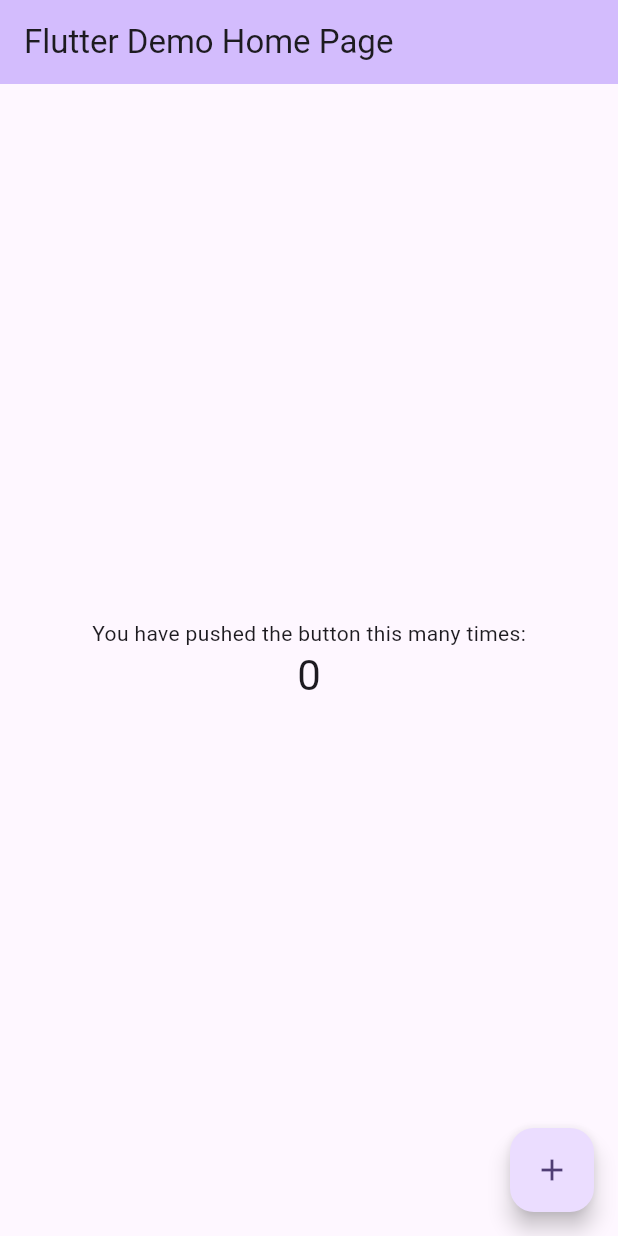
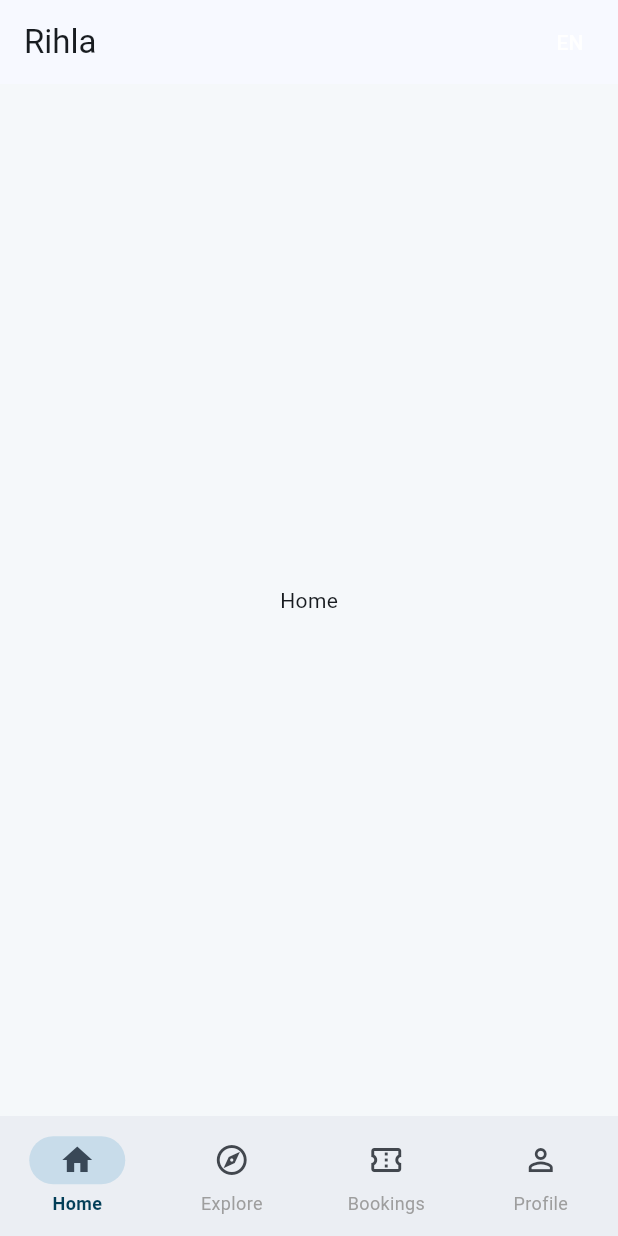
Before and after one commit to MohamedAbdElwahabOka/rihla_demo, a Flutter app: the screen it shows after launch, on a phone screen of 412 x 824 dp. Run offline on Flutter 3.47's test engine with Material 3 defaults, Android fonts, the phone set to English and light mode, and no system bars.

Commit message:
feat: app shell, routing, locale switching
Removes the default counter-app smoke test (test/widget_test.dart), which
referenced the now-replaced MyApp class. Per the approved design, this demo
has no automated test suite; verification is compile + on-device review.

```diff
--- a/lib/main.dart
+++ b/lib/main.dart
@@ -1,123 +1,45 @@
 import 'package:flutter/material.dart';
+import 'package:flutter_localizations/flutter_localizations.dart';
+import 'l10n/app_localizations.dart';
+import 'theme.dart';
+import 'routes.dart';
 
-void main() {
-  runApp(const MyApp());
+void main() => runApp(const RihlaApp());
+
+/// Root widget. Owns the active [Locale] so any screen can switch the app
+/// language via `RihlaApp.of(context).setLocale(...)` — this is the only
+/// piece of state that lives above the route tree (SRS: EN/DE/RU switching).
+class RihlaApp extends StatefulWidget {
+  const RihlaApp({super.key});
+
+  // ignore: library_private_types_in_public_api
+  static _RihlaAppState of(BuildContext context) => context.findAncestorStateOfType<_RihlaAppState>()!;
+
+  @override
+  State<RihlaApp> createState() => _RihlaAppState();
 }
 
-class MyApp extends StatelessWidget {
-  const MyApp({super.key});
+class _RihlaAppState extends State<RihlaApp> {
+  Locale _locale = const Locale('en');
 
-  // This widget is the root of your application.
+  void setLocale(Locale locale) => setState(() => _locale = locale);
+
   @override
   Widget build(BuildContext context) {
     return MaterialApp(
+      title: 'Rihla',
       debugShowCheckedModeBanner: false,
-      title: 'Flutter Demo',
-      theme: ThemeData(
-        // This is the theme of your application.
-        //
-        // TRY THIS: Try running your application with "flutter run". You'll see
-        // the application has a purple toolbar. Then, without quitting the app,
-        // try changing the seedColor in the colorScheme below to Colors.green
-        // and then invoke "hot reload" (save your changes or press the "hot
-        // reload" button in a Flutter-supported IDE, or press "r" if you used
-        // the command line to start the app).
-        //
-        // Notice that the counter didn't reset back to zero; the application
-        // state is not lost during the reload. To reset the state, use hot
-        // restart instead.
-        //
-        // This works for code too, not just values: Most code changes can be
-        // tested with just a hot reload.
-        colorScheme: .fromSeed(seedColor: Colors.deepPurple),
-      ),
-      home: const MyHomePage(title: 'Flutter Demo Home Page'),
+      theme: buildRihlaTheme(),
+      locale: _locale,
+      localizationsDelegates: const [
+        ...AppLocalizations.localizationsDelegates,
+        GlobalMaterialLocalizations.delegate,
+        GlobalWidgetsLocalizations.delegate,
+        GlobalCupertinoLocalizations.delegate,
+      ],
+      supportedLocales: AppLocalizations.supportedLocales,
+      initialRoute: Routes.splash,
+      routes: appRoutes,
     );
   }
 }
-
-class MyHomePage extends StatefulWidget {
-  const MyHomePage({super.key, required this.title});
-
-  // This widget is the home page of your application. It is stateful, meaning
-  // that it has a State object (defined below) that contains fields that affect
-  // how it looks.
-
-  // This class is the configuration for the state. It holds the values (in this
-  // case the title) provided by the parent (in this case the App widget) and
-  // used by the build method of the State. Fields in a Widget subclass are
-  // always marked "final".
-
-  final String title;
-
-  @override
-  State<MyHomePage> createState() => _MyHomePageState();
-}
-
-class _MyHomePageState extends State<MyHomePage> {
-  int _counter = 0;
-
-  void _incrementCounter() {
-    setState(() {
-      // This call to setState tells the Flutter framework that something has
-      // changed in this State, which causes it to rerun the build method below
-      // so that the display can reflect the updated values. If we changed
-      // _counter without calling setState(), then the build method would not be
-      // called again, and so nothing would appear to happen.
-      _counter++;
-    });
-  }
-
-  @override
-  Widget build(BuildContext context) {
-    // This method is rerun every time setState is called, for instance as done
-    // by the _incrementCounter method above.
-    //
-    // The Flutter framework has been optimized to make rerunning build methods
-    // fast, so that you can just rebuild anything that needs updating rather
-    // than having to individually change instances of widgets.
-    return Scaffold(
-      appBar: AppBar(
-        // TRY THIS: Try changing the color here to a specific color (to
-        // Colors.amber, perhaps?) and trigger a hot reload to see the AppBar
-        // change color while the other colors stay the same.
-        backgroundColor: Theme.of(context).colorScheme.inversePrimary,
-        // Here we take the value from the MyHomePage object that was created by
-        // the App.build method, and use it to set our appbar title.
-        title: Text(widget.title),
-      ),
-      body: Center(
-        // Center is a layout widget. It takes a single child and positions it
-        // in the middle of the parent.
-        child: Column(
-          // Column is also a layout widget. It takes a list of children and
-          // arranges them vertically. By default, it sizes itself to fit its
-          // children horizontally, and tries to be as tall as its parent.
-          //
-          // Column has various properties to control how it sizes itself and
-          // how it positions its children. Here we use mainAxisAlignment to
-          // center the children vertically; the main axis here is the vertical
-          // axis because Columns are vertical (the cross axis would be
-          // horizontal).
-          //
-          // TRY THIS: Invoke "debug painting" (choose the "Toggle Debug Paint"
-          // action in the IDE, or press "p" in the console), to see the
-          // wireframe for each widget.
-          mainAxisAlignment: .center,
-          children: [
-            const Text('You have pushed the button this many times:'),
-            Text(
-              '$_counter',
-              style: Theme.of(context).textTheme.headlineMedium,
-            ),
-          ],
-        ),
-      ),
-      floatingActionButton: FloatingActionButton(
-        onPressed: _incrementCounter,
-        tooltip: 'Increment',
-        child: const Icon(Icons.add),
-      ),
-    );
-  }
-}
--- /dev/null
+++ b/lib/main_shell.dart
@@ -0,0 +1,60 @@
+import 'package:flutter/material.dart';
+import 'l10n/app_localizations.dart';
+import 'main.dart';
+
+/// Hosts the 4-tab bottom navigation (Home, Explore, Bookings, Profile —
+/// FR-025). Detail/booking/auth screens push on top of this shell.
+/// Wave 2/3/4 replace the placeholder tab bodies with the real screens.
+class MainShell extends StatefulWidget {
+  const MainShell({super.key});
+
+  @override
+  State<MainShell> createState() => _MainShellState();
+}
+
+class _MainShellState extends State<MainShell> {
+  int _tab = 0;
+
+  void _cycleLocale(BuildContext context) {
+    const order = [Locale('en'), Locale('de'), Locale('ru')];
+    final current = Localizations.localeOf(context);
+    final next = order[(order.indexWhere((l) => l.languageCode == current.languageCode) + 1) % order.length];
+    RihlaApp.of(context).setLocale(next);
+  }
+
+  @override
+  Widget build(BuildContext context) {
+    final l10n = AppLocalizations.of(context)!;
+    final locale = Localizations.localeOf(context).languageCode.toUpperCase();
+
+    final tabs = [
+      Center(child: Text(l10n.navHome)),
+      Center(child: Text(l10n.navExplore)),
+      Center(child: Text(l10n.navBookings)),
+      Center(child: Text(l10n.navProfile)),
+    ];
+
+    return Scaffold(
+      appBar: AppBar(
+        title: Text(l10n.appName),
+        actions: [
+          TextButton(
+            onPressed: () => _cycleLocale(context),
+            child: Text(locale, style: const TextStyle(color: Colors.white)),
+          ),
+        ],
+      ),
+      body: IndexedStack(index: _tab, children: tabs),
+      bottomNavigationBar: NavigationBar(
+        selectedIndex: _tab,
+        onDestinationSelected: (i) => setState(() => _tab = i),
+        destinations: [
+          NavigationDestination(icon: const Icon(Icons.home_outlined), selectedIcon: const Icon(Icons.home), label: l10n.navHome),
+          NavigationDestination(icon: const Icon(Icons.explore_outlined), selectedIcon: const Icon(Icons.explore), label: l10n.navExplore),
+          NavigationDestination(icon: const Icon(Icons.confirmation_number_outlined), selectedIcon: const Icon(Icons.confirmation_number), label: l10n.navBookings),
+          NavigationDestination(icon: const Icon(Icons.person_outline), selectedIcon: const Icon(Icons.person), label: l10n.navProfile),
+        ],
+      ),
+    );
+  }
+}
--- /dev/null
+++ b/lib/routes.dart
@@ -0,0 +1,28 @@
+import 'package:flutter/material.dart';
+import 'main_shell.dart';
+
+/// Named route constants. Screens not yet built in the current phase point
+/// at [MainShell] as a placeholder and are rewired as later phases land.
+class Routes {
+  static const splash = '/';
+  static const shell = '/shell';
+  static const detail = '/detail';
+  static const booking1 = '/booking1';
+  static const booking2 = '/booking2';
+  static const booking3 = '/booking3';
+  static const ticket = '/ticket';
+  static const auth = '/auth';
+  static const otp = '/otp';
+  static const notifications = '/notifications';
+  static const subscription = '/subscription';
+  static const plans = '/plans';
+  static const payments = '/payments';
+  static const myBookings = '/mybookings';
+  static const refund = '/refund';
+}
+
+final appRoutes = <String, WidgetBuilder>{
+  Routes.shell: (_) => const MainShell(),
+  // Wave 2 replaces this with the real Splash screen.
+  Routes.splash: (_) => const MainShell(),
+};
```
Also changed, not shown: 1 other file.
